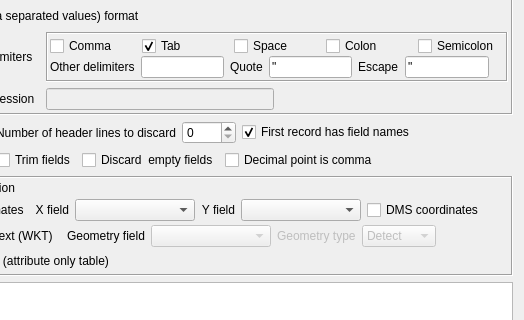
This is src/ui/qgsdelimitedtextsourceselectbase.ui in qgis/QGIS as Qt 5 draws it before an edit; both pictures show x 105 to 629 and y 86 to 406 of the 629 by 551 pixel window. The edited form follows.
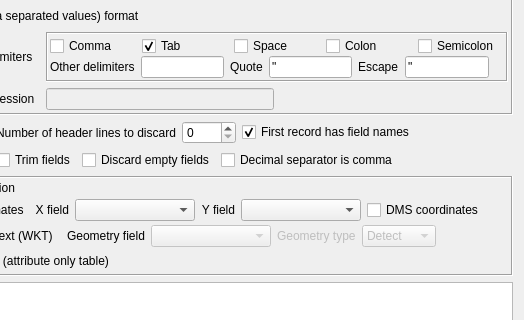
This is the edited form. Icons and pictures are not drawn.

Patch:
```diff
--- a/src/ui/qgsdelimitedtextsourceselectbase.ui
+++ b/src/ui/qgsdelimitedtextsourceselectbase.ui
@@ -919,7 +919,7 @@
           <string>Discard empty fields in each record</string>
          </property>
          <property name="text">
-          <string>Discard  empty fields</string>
+          <string>Discard empty fields</string>
          </property>
         </widget>
        </item>
@@ -938,7 +938,7 @@
           <string>X and Y coordinates have comma for decimal point</string>
          </property>
          <property name="text">
-          <string>Decimal point is comma</string>
+          <string>Decimal separator is comma</string>
          </property>
         </widget>
        </item>
```
Left out of the diff: 93 changed lines with no effect on the pictures.
